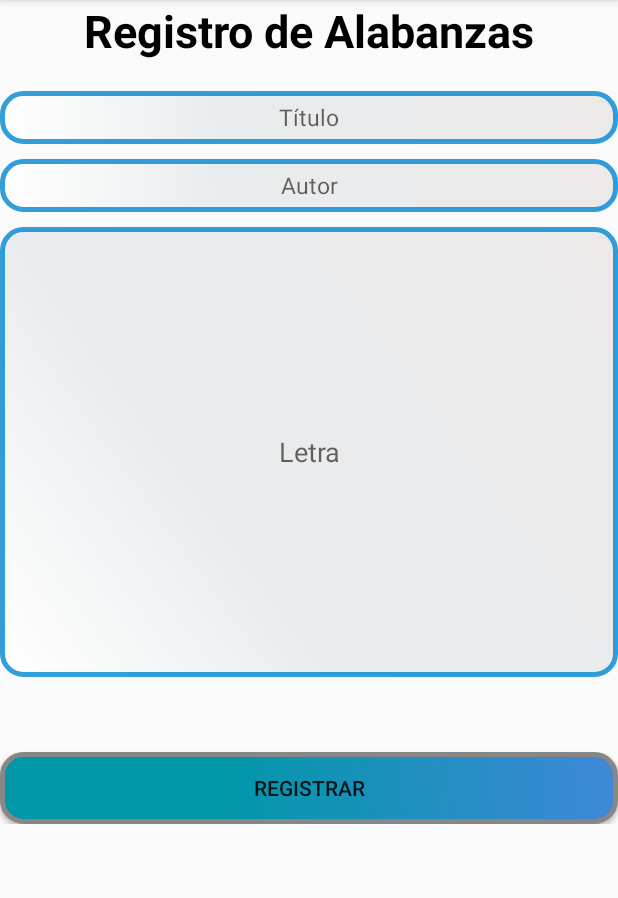
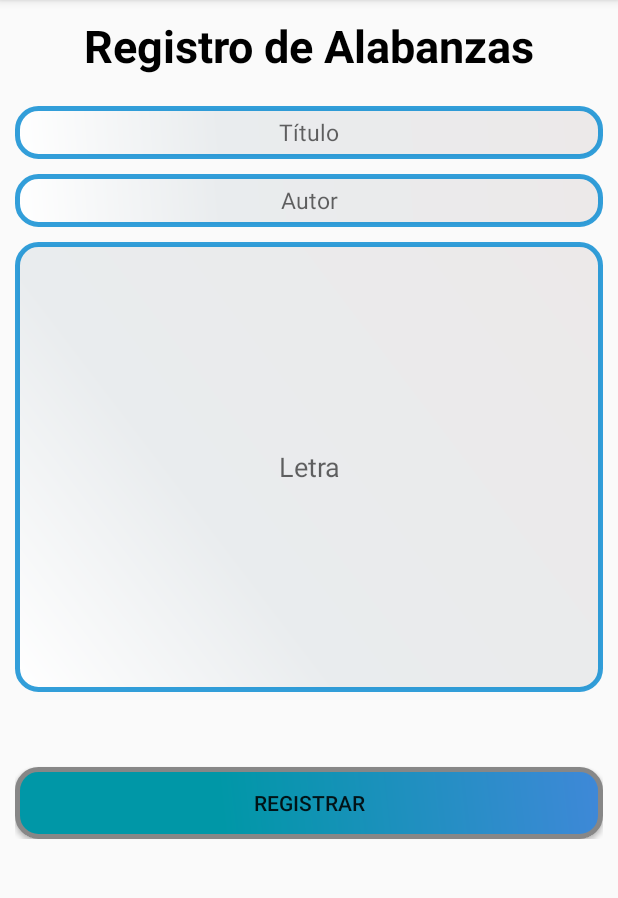
Before and after one commit to kevin2228/ProyectoFinal, an Android app: the AlabanzasActivity screen opened directly, with no data from a screen before it, on a phone screen of 412 x 824 dp, the part 84-982 px from its top. Run offline under Robolectric (Android 15) with nearby library versions, the phone set to English and light mode, and no system bars; libraries missing offline, so code that uses them is left out: com.loopj.android, cz.msebera.android; 2 statements that could not run were skipped.

Commit message:
Modifique la interfaz de Registro de alabanza

```diff
--- a/app/src/main/res/layout/activity_alabanzas.xml
+++ b/app/src/main/res/layout/activity_alabanzas.xml
@@ -5,7 +5,9 @@
     android:layout_width="match_parent"
     android:layout_height="match_parent"
     android:orientation="vertical"
-    tools:context=".AlabanzasActivity">
+    tools:context=".AlabanzasActivity"
+    android:layout_margin="10dp"
+    >
 
     <TextView
         android:layout_width="match_parent"
```
